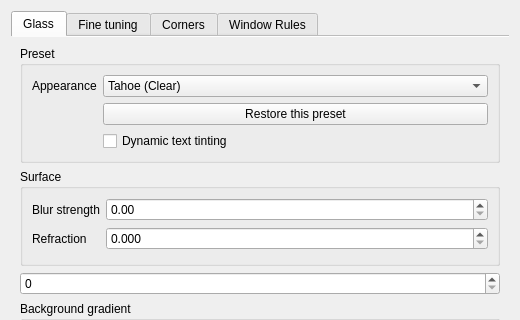
Qt form src/offline/kwin-effects/acrylic-glass/src/kcm/config.ui (lestercorderomurillo/macos-tahoe-liquid-kde) before a commit; both pictures show x 0 to 520 and y 0 to 320 of the 520 by 525 pixel window.
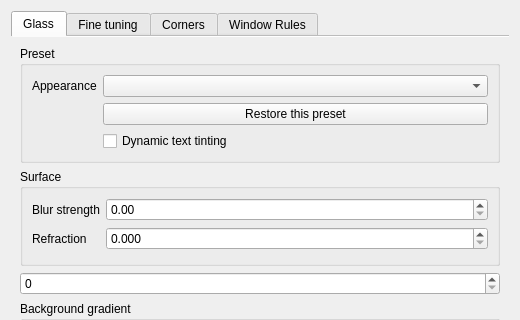
The same form after that commit. Custom widgets are drawn as their Qt base class.

Diff of the .ui file:
```diff
--- a/src/offline/kwin-effects/acrylic-glass/src/kcm/config.ui
+++ b/src/offline/kwin-effects/acrylic-glass/src/kcm/config.ui
@@ -39,13 +39,6 @@
           </item>
           <item row="0" column="1">
            <widget class="PresetComboBox" name="kcfg_MaterialPreset">
-            <item>
-             <property name="text">
-              <string>Tahoe (Clear)</string>
-             </property>
-            </item>
-            <item><property name="text"><string>Tahoe (Frosted)</string></property></item>
-            <item><property name="text"><string>Golden Gate (Official)</string></property></item>
            </widget>
           </item>
           <item row="1" column="1">
```
